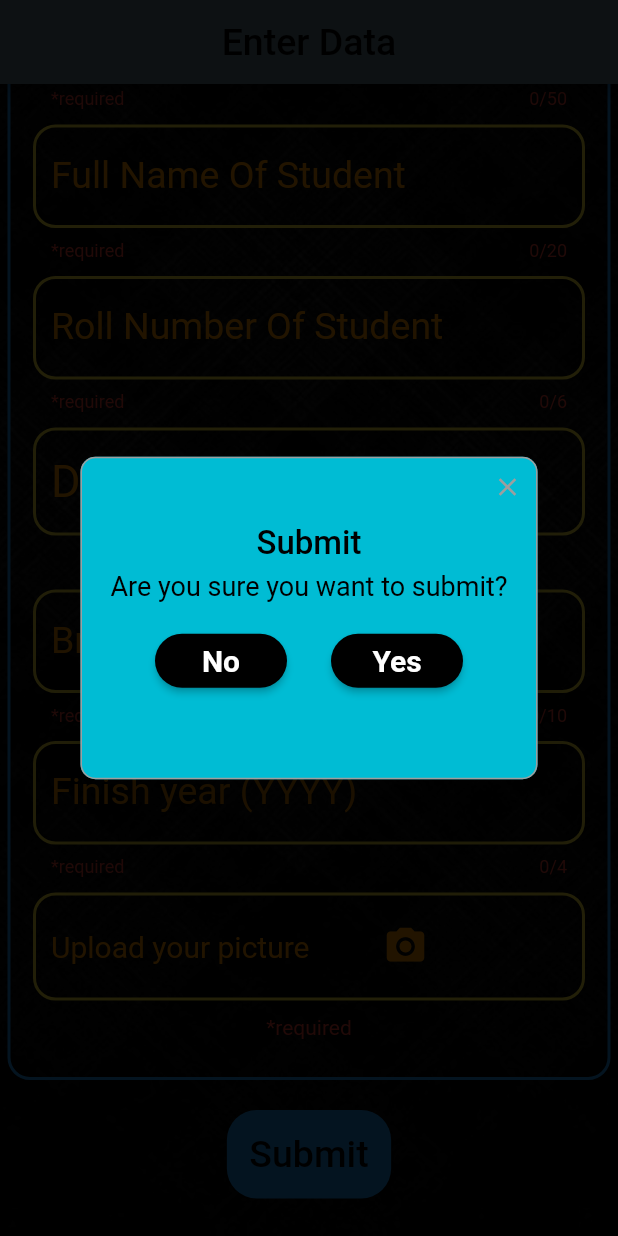
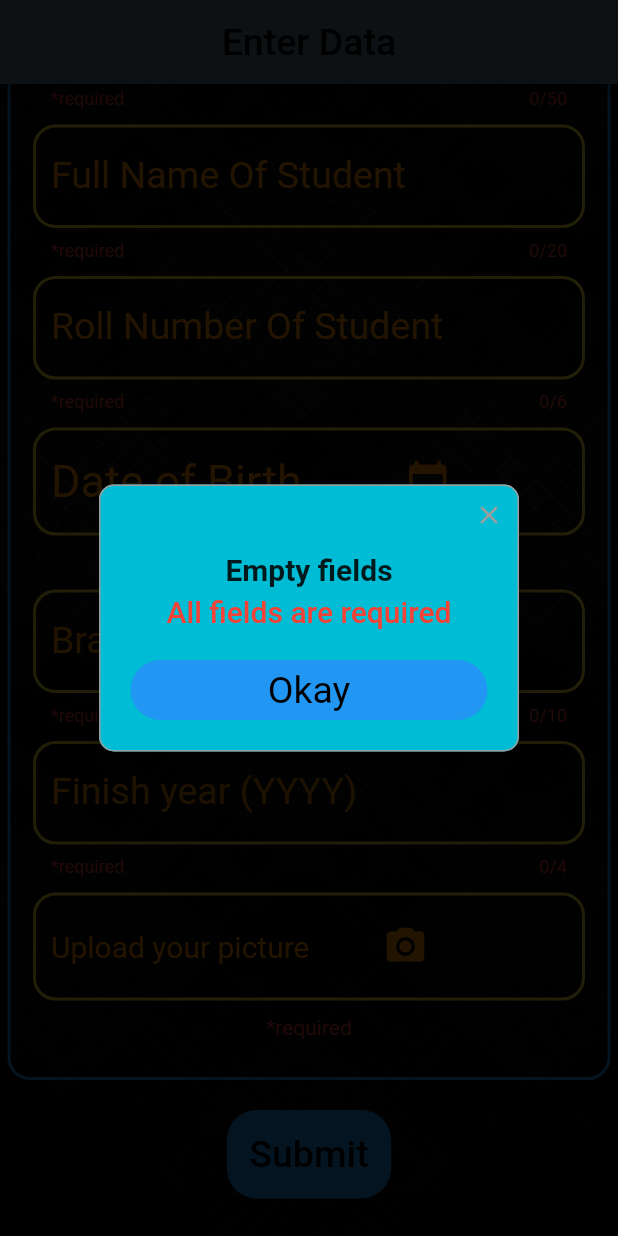
Before and after one commit to surya8barca/IDcard_generator, a Flutter app: the Dataform screen opened directly, scrolled down 177 dp, after a tap on "Submit", on a phone screen of 412 x 824 dp. Run offline on Flutter 3.47's test engine with Material 2 defaults, Android fonts, the phone set to English and light mode, and no system bars; drawn by our look-alikes of rflutter_alert; our stand-ins replace image_picker.

Commit message:
form validation

```diff
--- a/idcard_generator/lib/form.dart
+++ b/idcard_generator/lib/form.dart
@@ -46,6 +46,52 @@ class _DataformState extends State<Dataform> {
   }
 
   //validation
+  validation() {
+    if (nameCollege == null ||
+        nameStudent == null ||
+        dobValue == null ||
+        rollNo == null ||
+        finishYear == null ||
+        branch == null ||
+        idPhoto == null ||
+        nameCollege == ' ' ||
+        nameStudent == ' ' ||
+        branch == ' ') {
+      Alert(
+          context: context,
+          title: 'Empty fields',
+          desc: 'All fields are required',
+          buttons: [
+            DialogButton(
+              radius: BorderRadius.circular(25),
+              onPressed: () {
+                Navigator.pop(context);
+              },
+              color: Colors.blue,
+              child: Text(
+                'Okay',
+                textAlign: TextAlign.center,
+                style: TextStyle(
+                  color: Colors.black,
+                  fontSize: 25,
+                ),
+              ),
+            ),
+          ],
+          style: AlertStyle(
+            backgroundColor: Colors.cyan,
+            titleStyle: TextStyle(fontWeight: FontWeight.bold),
+            descStyle: TextStyle(color: Colors.red),
+            buttonAreaPadding: EdgeInsets.all(15),
+          ),
+          ).show();
+      return false;
+    }
+    else{
+      return true;
+    }
+  }
+
 
   @override
   Widget build(BuildContext context) {
@@ -568,8 +614,9 @@ class _DataformState extends State<Dataform> {
                   shape: RoundedRectangleBorder(
                       borderRadius: BorderRadius.circular(20)),
                   onPressed: () {
-                    //check for validation
-                    Alert(
+                    if(validation())
+                    {
+                      Alert(
                       context: context,
                       style: AlertStyle(
                         backgroundColor: Colors.cyan,
@@ -625,6 +672,7 @@ class _DataformState extends State<Dataform> {
                         ),
                       ),
                     ).show();
+                    }
                   },
                   color: Colors.blue,
                   child: Text(
```
